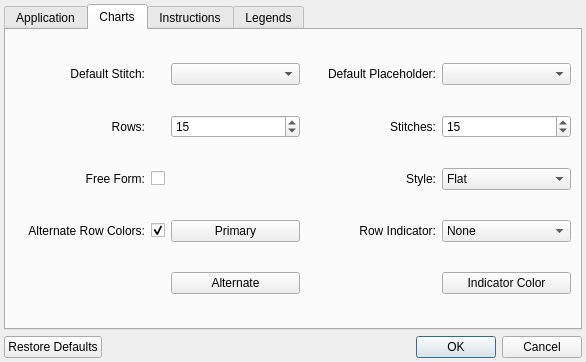
This is src/settings.ui in iPenguin/CrochetCharts as Qt 5 draws it before an edit. The edited form follows.
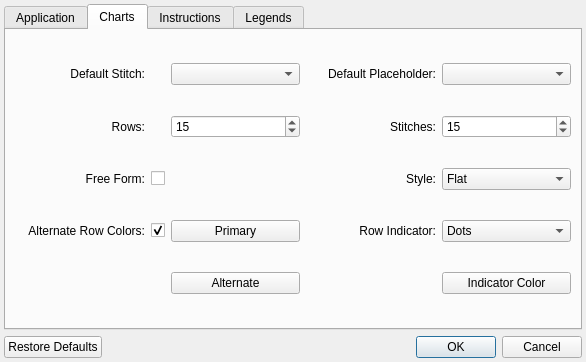
This is the edited form. The open tabs and pages were chosen to show the change.

Patch:
```diff
--- a/src/settings.ui
+++ b/src/settings.ui
@@ -293,16 +293,6 @@
        </item>
        <item row="10" column="4">
         <widget class="QComboBox" name="chartRowIndicator">
-         <item>
-          <property name="text">
-           <string>None</string>
-          </property>
-         </item>
-         <item>
-          <property name="text">
-           <string>Numbers</string>
-          </property>
-         </item>
          <item>
           <property name="text">
            <string>Dots</string>
```
Left out of the diff: 12 changed lines with no effect on the pictures.
